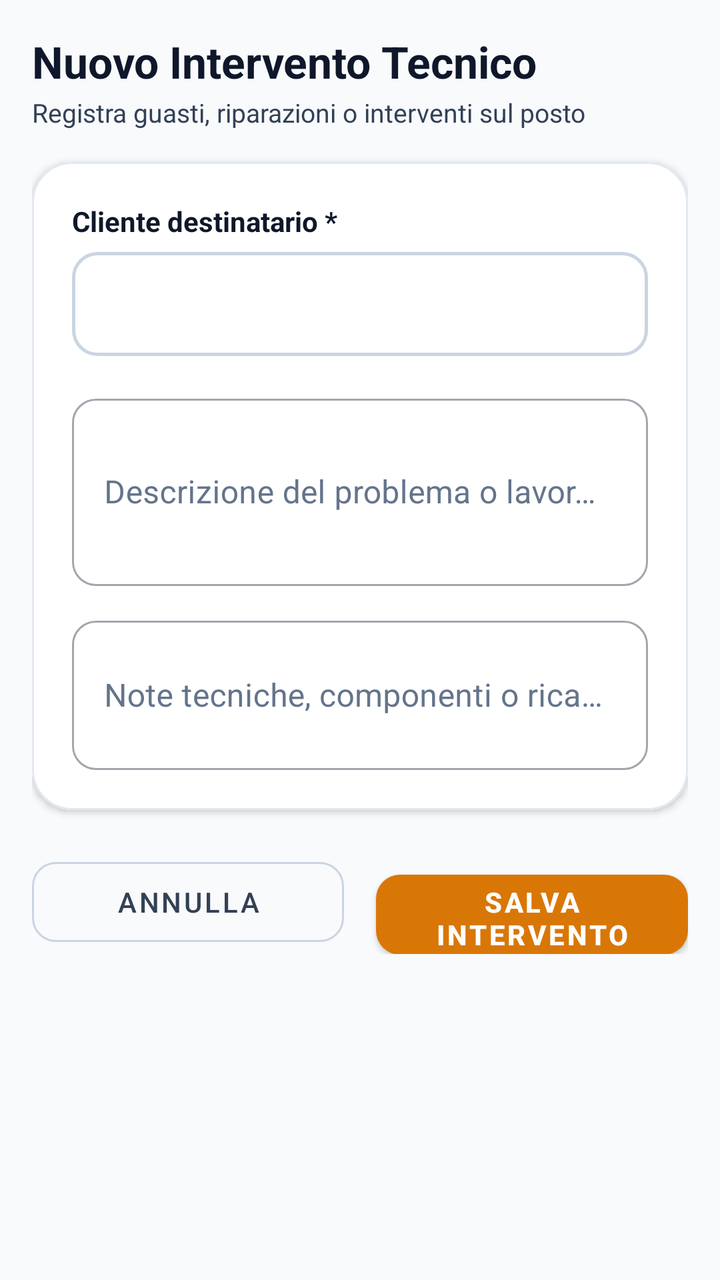
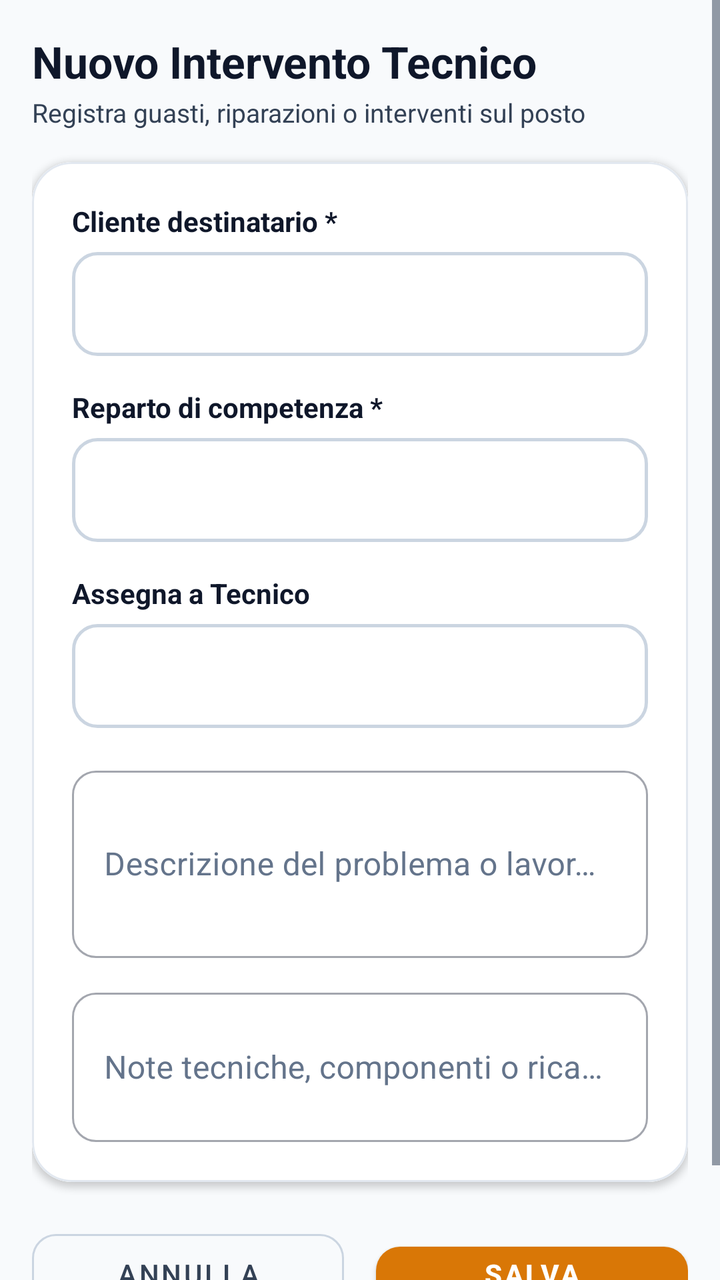

An Android layout rendered at two revisions. The XML below is the earlier revision; the diff shows what the commit changed to produce the second picture.
<!-- AndroidManifest.xml: application theme Theme.TechInterventionApp -->
<!-- res/layout/fragment_new_intervention.xml -->
<?xml version="1.0" encoding="utf-8"?>
<ScrollView
    xmlns:android="http://schemas.android.com/apk/res/android"
    xmlns:app="http://schemas.android.com/apk/res-auto"
    android:layout_width="match_parent"
    android:layout_height="match_parent"
    android:fillViewport="true"
    android:background="@color/background">

    <LinearLayout
        android:layout_width="match_parent"
        android:layout_height="wrap_content"
        android:orientation="vertical"
        android:padding="16dp">

        <TextView
            android:layout_width="match_parent"
            android:layout_height="wrap_content"
            android:text="Nuovo Intervento Tecnico"
            android:textSize="22sp"
            android:textStyle="bold"
            android:textColor="@color/text_primary" />

        <TextView
            android:layout_width="match_parent"
            android:layout_height="wrap_content"
            android:text="Registra guasti, riparazioni o interventi sul posto"
            android:textSize="13sp"
            android:textColor="@color/text_secondary"
            android:layout_marginTop="2dp"
            android:layout_marginBottom="16dp" />

        
        <com.google.android.material.card.MaterialCardView
            android:layout_width="match_parent"
            android:layout_height="wrap_content"
            app:cardCornerRadius="20dp"
            app:cardElevation="2dp"
            app:strokeColor="@color/border_subtle"
            app:strokeWidth="1dp">

            <LinearLayout
                android:layout_width="match_parent"
                android:layout_height="wrap_content"
                android:background="@color/surface"
                android:orientation="vertical"
                android:padding="20dp">

                
                <TextView
                    android:layout_width="match_parent"
                    android:layout_height="wrap_content"
                    android:text="Cliente destinatario *"
                    android:textStyle="bold"
                    android:textSize="14sp"
                    android:textColor="@color/text_primary"
                    android:layout_marginBottom="6dp" />

                <Spinner
                    android:id="@+id/spinner_client"
                    android:layout_width="match_parent"
                    android:layout_height="wrap_content"
                    android:minHeight="52dp"
                    android:background="@drawable/spinner_background"
                    android:spinnerMode="dropdown" />

                
                <com.google.android.material.textfield.TextInputLayout
                    android:id="@+id/til_description"
                    style="@style/Widget.MaterialComponents.TextInputLayout.OutlinedBox"
                    android:layout_width="match_parent"
                    android:layout_height="wrap_content"
                    android:hint="Descrizione del problema o lavoro *"
                    android:textColorHint="@color/text_muted"
                    app:boxCornerRadiusTopStart="12dp"
                    app:boxCornerRadiusTopEnd="12dp"
                    app:boxCornerRadiusBottomStart="12dp"
                    app:boxCornerRadiusBottomEnd="12dp"
                    android:layout_marginTop="16dp">

                    <com.google.android.material.textfield.TextInputEditText
                        android:id="@+id/et_description"
                        android:layout_width="match_parent"
                        android:layout_height="wrap_content"
                        android:textColor="@color/text_primary"
                        android:inputType="textMultiLine"
                        android:minLines="3" />
                </com.google.android.material.textfield.TextInputLayout>

                
                <com.google.android.material.textfield.TextInputLayout
                    android:id="@+id/til_technical_notes"
                    style="@style/Widget.MaterialComponents.TextInputLayout.OutlinedBox"
                    android:layout_width="match_parent"
                    android:layout_height="wrap_content"
                    android:hint="Note tecniche, componenti o ricambi (opzionale)"
                    android:textColorHint="@color/text_muted"
                    app:boxCornerRadiusTopStart="12dp"
                    app:boxCornerRadiusTopEnd="12dp"
                    app:boxCornerRadiusBottomStart="12dp"
                    app:boxCornerRadiusBottomEnd="12dp"
                    android:layout_marginTop="12dp">

                    <com.google.android.material.textfield.TextInputEditText
                        android:id="@+id/et_technical_notes"
                        android:layout_width="match_parent"
                        android:layout_height="wrap_content"
                        android:textColor="@color/text_primary"
                        android:inputType="textMultiLine"
                        android:minLines="2" />
                </com.google.android.material.textfield.TextInputLayout>

            </LinearLayout>
        </com.google.android.material.card.MaterialCardView>

        
        <LinearLayout
            android:layout_width="match_parent"
            android:layout_height="wrap_content"
            android:orientation="horizontal"
            android:layout_marginTop="20dp"
            android:layout_marginBottom="24dp">

            <com.google.android.material.button.MaterialButton
                android:id="@+id/btn_cancel"
                style="@style/Widget.MaterialComponents.Button.OutlinedButton"
                android:layout_width="0dp"
                android:layout_height="52dp"
                android:layout_weight="1"
                android:text="Annulla"
                android:textColor="@color/text_secondary"
                app:strokeColor="@color/border_strong"
                app:cornerRadius="12dp"
                android:layout_marginEnd="8dp" />

            <com.google.android.material.button.MaterialButton
                android:id="@+id/btn_save"
                android:layout_width="0dp"
                android:layout_height="52dp"
                android:layout_weight="1"
                android:text="Salva Intervento"
                android:textColor="@color/white"
                android:textStyle="bold"
                app:backgroundTint="@color/secondary"
                app:cornerRadius="12dp"
                android:layout_marginStart="8dp" />
        </LinearLayout>

    </LinearLayout>
</ScrollView>
<!-- resources referenced by this layout -->
<resources>
  <color name="background">#F8FAFC</color>
  <color name="border_strong">#CBD5E1</color>
  <color name="border_subtle">#E2E8F0</color>
  <color name="secondary">#D97706</color>
  <color name="surface">#FFFFFF</color>
  <color name="text_muted">#64748B</color>
  <color name="text_primary">#0F172A</color>
  <color name="text_secondary">#334155</color>
  <color name="white">#FFFFFF</color>
  <!-- drawable spinner_background (drawable) -->
  <?xml version="1.0" encoding="utf-8"?>
  <shape xmlns:android="http://schemas.android.com/apk/res/android"
      android:shape="rectangle">
      <stroke
          android:width="1.5dp"
          android:color="@color/border_strong" />
      <corners android:radius="12dp" />
      <solid android:color="@color/surface" />
      <padding
          android:left="14dp"
          android:right="14dp"
          android:top="8dp"
          android:bottom="8dp" />
  </shape>
  <style name="Theme.TechInterventionApp" parent="Theme.MaterialComponents.Light.NoActionBar">
          
          <item name="colorPrimary">@color/primary</item>
          <item name="colorPrimaryVariant">@color/primary_variant</item>
          <item name="colorOnPrimary">@color/white</item>
          <item name="colorSecondary">@color/secondary</item>
          <item name="colorSecondaryVariant">@color/secondary_variant</item>
          <item name="colorOnSecondary">@color/white</item>
          <item name="colorError">@color/error</item>
  
          
          <item name="android:colorBackground">@color/background</item>
          <item name="colorSurface">@color/surface</item>
          <item name="colorOnSurface">@color/text_primary</item>
  
          
          <item name="android:textColor">@color/text_primary</item>
          <item name="android:textColorPrimary">@color/text_primary</item>
          <item name="android:textColorSecondary">@color/text_secondary</item>
          <item name="android:textColorHint">@color/text_muted</item>
  
          
          <item name="android:statusBarColor">@color/background</item>
          <item name="android:windowLightStatusBar">true</item>
          <item name="android:navigationBarColor">@color/surface</item>
          <item name="android:windowLightNavigationBar">true</item>
  
          
          <item name="textInputStyle">@style/Widget.App.TextInputLayout</item>
      </style>
  <color name="primary">#1E40AF</color>
  <color name="primary_variant">#172554</color>
  <color name="secondary_variant">#B45309</color>
  <color name="error">#DC2626</color>
  <style name="Widget.App.TextInputLayout" parent="Widget.MaterialComponents.TextInputLayout.OutlinedBox">
          <item name="boxStrokeColor">@color/primary</item>
          <item name="boxStrokeWidth">1.5dp</item>
          <item name="boxCornerRadiusTopStart">12dp</item>
          <item name="boxCornerRadiusTopEnd">12dp</item>
          <item name="boxCornerRadiusBottomStart">12dp</item>
          <item name="boxCornerRadiusBottomEnd">12dp</item>
          <item name="hintTextColor">@color/primary</item>
          <item name="android:textColorHint">@color/text_muted</item>
      </style>
</resources>

<!-- the commit's change to res/layout/fragment_new_intervention.xml (unified diff, before → after) -->
@@ -58,6 +58,44 @@
 
                 <Spinner
                     android:id="@+id/spinner_client"
+                    android:layout_width="match_parent"
+                    android:layout_height="wrap_content"
+                    android:minHeight="52dp"
+                    android:background="@drawable/spinner_background"
+                    android:spinnerMode="dropdown" />
+
+                
+                <TextView
+                    android:layout_width="match_parent"
+                    android:layout_height="wrap_content"
+                    android:text="Reparto di competenza *"
+                    android:textStyle="bold"
+                    android:textSize="14sp"
+                    android:textColor="@color/text_primary"
+                    android:layout_marginTop="16dp"
+                    android:layout_marginBottom="6dp" />
+
+                <Spinner
+                    android:id="@+id/spinner_department"
+                    android:layout_width="match_parent"
+                    android:layout_height="wrap_content"
+                    android:minHeight="52dp"
+                    android:background="@drawable/spinner_background"
+                    android:spinnerMode="dropdown" />
+
+                
+                <TextView
+                    android:layout_width="match_parent"
+                    android:layout_height="wrap_content"
+                    android:text="Assegna a Tecnico"
+                    android:textStyle="bold"
+                    android:textSize="14sp"
+                    android:textColor="@color/text_primary"
+                    android:layout_marginTop="16dp"
+                    android:layout_marginBottom="6dp" />
+
+                <Spinner
+                    android:id="@+id/spinner_technician"
                     android:layout_width="match_parent"
                     android:layout_height="wrap_content"
                     android:minHeight="52dp"
